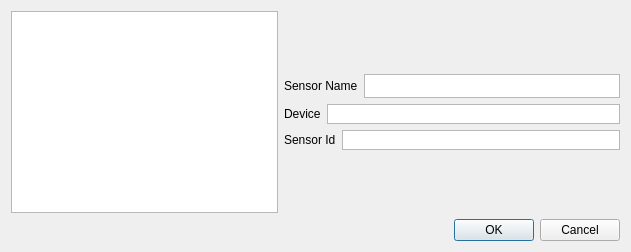
Qt form src/nidas/apps/config/AddSensorDialog.ui (NCAR/nidas) before a commit.
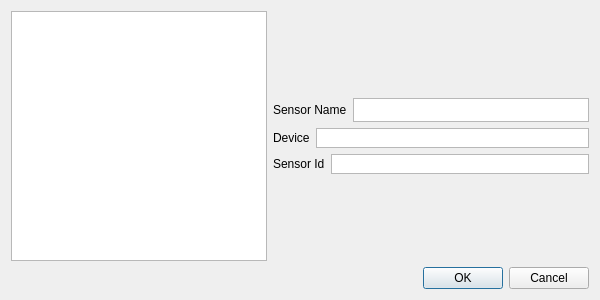
The same form after that commit. Custom widgets are drawn as their Qt base class.

The edit to the form file:
```diff
--- a/src/nidas/apps/config/AddSensorDialog.ui
+++ b/src/nidas/apps/config/AddSensorDialog.ui
@@ -6,8 +6,8 @@
    <rect>
     <x>0</x>
     <y>0</y>
-    <width>631</width>
-    <height>252</height>
+    <width>600</width>
+    <height>300</height>
    </rect>
   </property>
   <property name="windowTitle">
```
Left out of the diff: 13 changed lines with no effect on the pictures.
